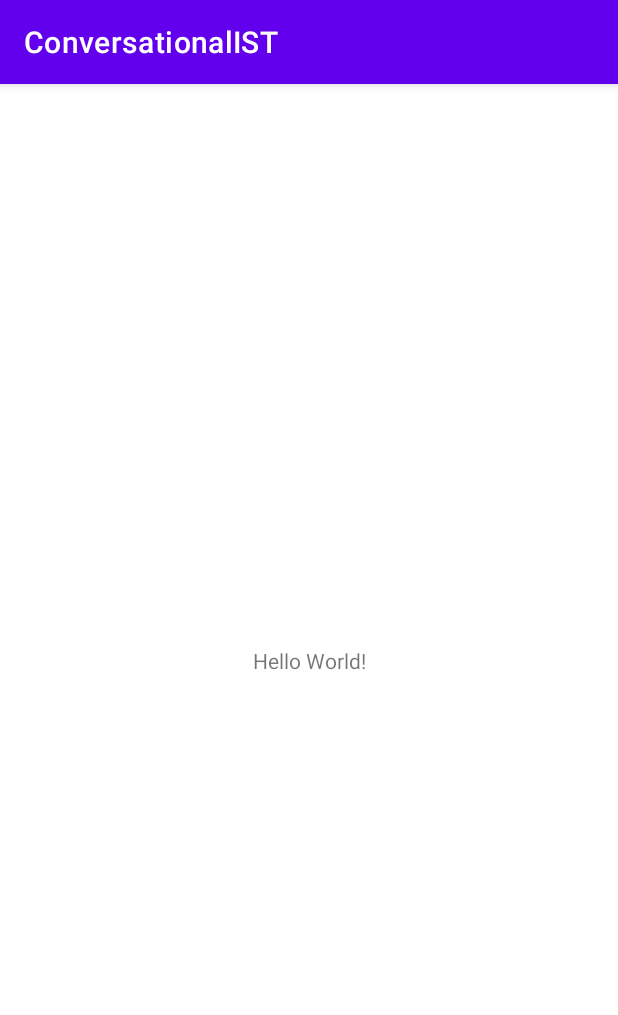
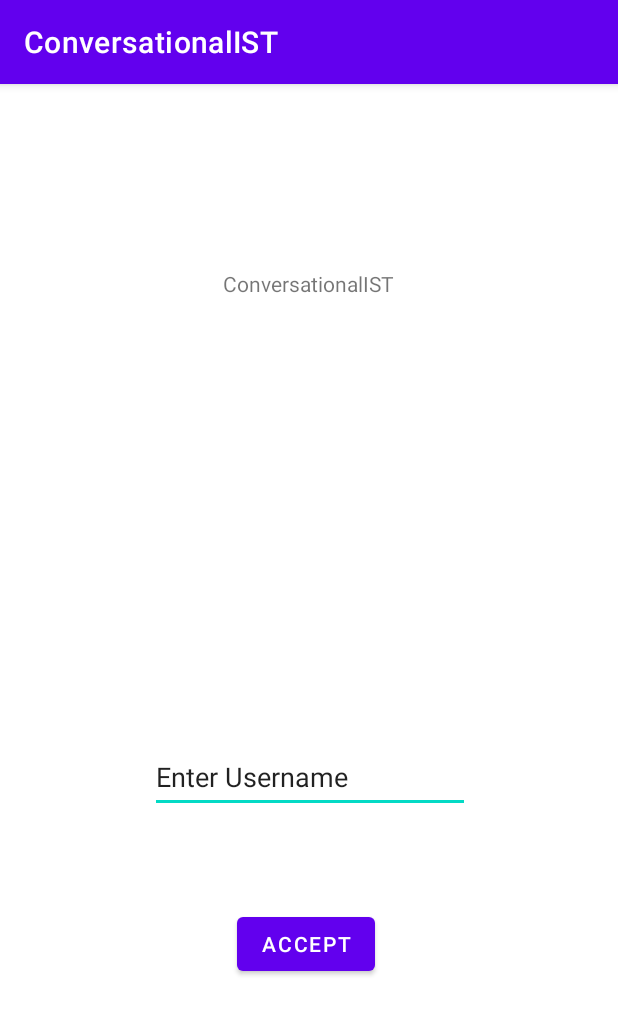
Before and after one commit to Genio-D/ConversationalIST, an Android app: the screen it shows after launch (MainActivity), on a phone screen of 412 x 824 dp. Shown: the top 1015 px of the screen. Run offline under Robolectric (Android 15) with nearby library versions, the phone set to English and light mode, and no system bars.

Commit message:
MainActivity, ChatroomsActivity, CreateChatroomActivity, JoinChatroomActivity. UI only

```diff
--- a/android/app/build.gradle
+++ b/android/app/build.gradle
@@ -22,8 +22,8 @@ android {
         }
     }
     compileOptions {
-        sourceCompatibility JavaVersion.VERSION_1_8
-        targetCompatibility JavaVersion.VERSION_1_8
+        sourceCompatibility JavaVersion.VERSION_11
+        targetCompatibility JavaVersion.VERSION_11
     }
 }
 
@@ -32,6 +32,7 @@ dependencies {
     implementation 'androidx.appcompat:appcompat:1.4.1'
     implementation 'com.google.android.material:material:1.6.0'
     implementation 'androidx.constraintlayout:constraintlayout:2.1.3'
+    implementation "com.squareup.okhttp3:okhttp:4.9.3"
     testImplementation 'junit:junit:4.13.2'
     androidTestImplementation 'androidx.test.ext:junit:1.1.3'
     androidTestImplementation 'androidx.test.espresso:espresso-core:3.4.0'
--- a/android/app/src/main/res/layout/activity_main.xml
+++ b/android/app/src/main/res/layout/activity_main.xml
@@ -7,12 +7,43 @@
     tools:context=".MainActivity">
 
     <TextView
+        android:id="@+id/textView"
         android:layout_width="wrap_content"
         android:layout_height="wrap_content"
-        android:text="Hello World!"
+        android:text="ConversationalIST"
         app:layout_constraintBottom_toBottomOf="parent"
         app:layout_constraintEnd_toEndOf="parent"
+        app:layout_constraintHorizontal_bias="0.498"
         app:layout_constraintStart_toStartOf="parent"
-        app:layout_constraintTop_toTopOf="parent" />
+        app:layout_constraintTop_toTopOf="parent"
+        app:layout_constraintVertical_bias="0.165" />
+
+    <EditText
+        android:id="@+id/usernameEditText"
+        android:layout_width="wrap_content"
+        android:layout_height="wrap_content"
+        android:layout_marginStart="100dp"
+        android:layout_marginTop="281dp"
+        android:layout_marginBottom="268dp"
+        android:ems="10"
+        android:inputType="textPersonName"
+        android:minHeight="48dp"
+        android:text="Enter Username"
+        app:layout_constraintBottom_toBottomOf="parent"
+        app:layout_constraintStart_toStartOf="parent"
+        app:layout_constraintTop_toBottomOf="@+id/textView" />
+
+    <Button
+        android:id="@+id/acceptButton"
+        android:layout_width="wrap_content"
+        android:layout_height="wrap_content"
+        android:layout_marginStart="158dp"
+        android:layout_marginTop="56dp"
+        android:layout_marginBottom="164dp"
+        android:onClick="onAccept"
+        android:text="accept"
+        app:layout_constraintBottom_toBottomOf="parent"
+        app:layout_constraintStart_toStartOf="parent"
+        app:layout_constraintTop_toBottomOf="@+id/usernameEditText" />
 
 </androidx.constraintlayout.widget.ConstraintLayout>
```
Also changed, not shown: android/app/src/main/AndroidManifest.xml (+9 -0 lines), android/app/src/main/java/pt/ulisboa/tecnico/cmov/conversationalist/ChatroomsActivity.java (added, +37 -0 lines), android/app/src/main/java/pt/ulisboa/tecnico/cmov/conversationalist/CreateChatroomActivity.java (added, +24 -0 lines), android/app/src/main/java/pt/ulisboa/tecnico/cmov/conversationalist/JoinChatroomActivity.java (added, +23 -0 lines), android/app/src/main/java/pt/ulisboa/tecnico/cmov/conversationalist/MainActivity.java (+7 -0 lines), android/app/src/main/res/layout/activity_chatrooms.xml (added, +58 -0 lines), android/app/src/main/res/layout/activity_create_chatroom.xml (added, +62 -0 lines), android/app/src/main/res/layout/activity_join_chatroom.xml (added, +57 -0 lines).
